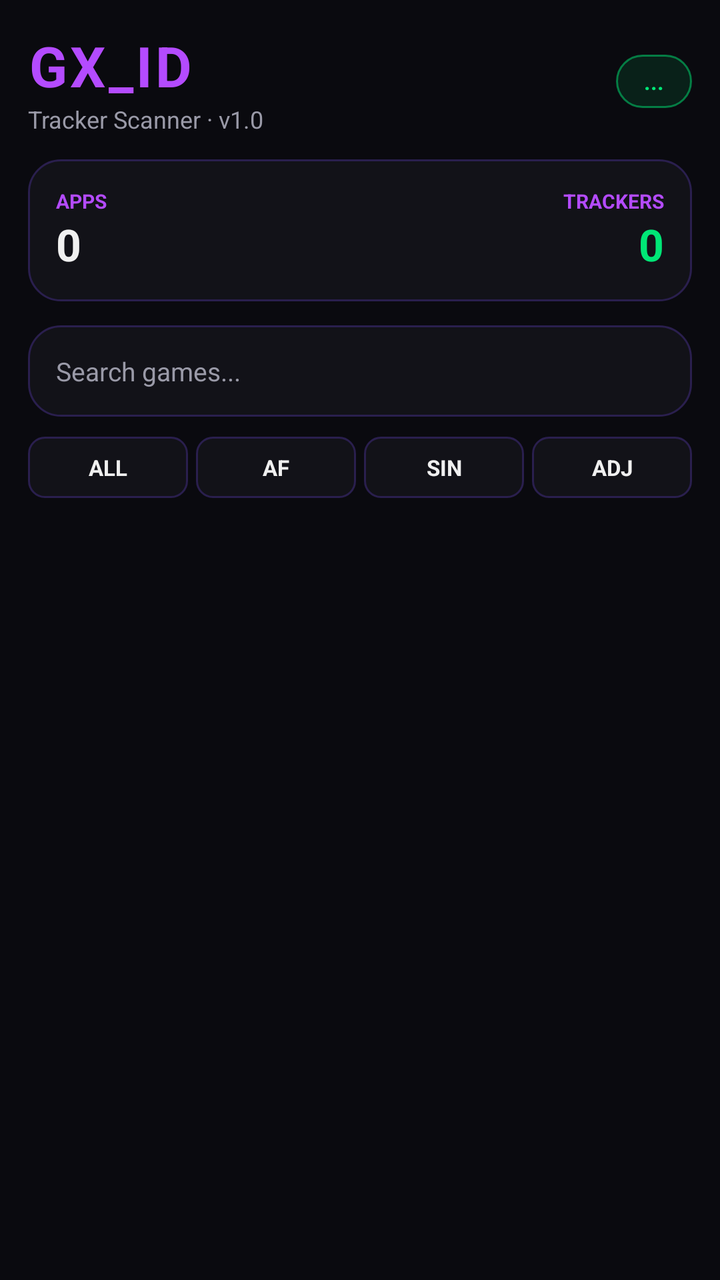
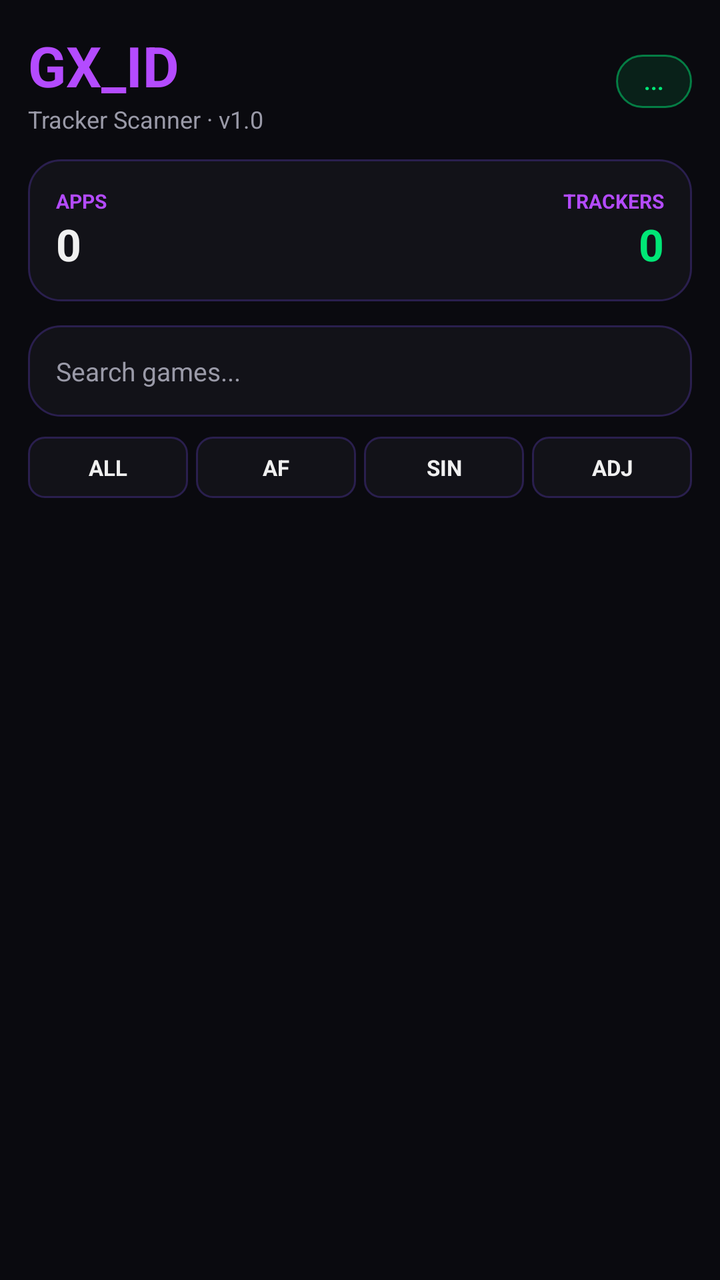

The first picture is an Android layout as it rendered before a commit; the second is the same layout after the commit. The layout source and the unified diff follow.
<!-- AndroidManifest.xml: application theme Theme.GXID -->
<!-- res/layout/activity_main.xml -->
<?xml version="1.0" encoding="utf-8"?>
<LinearLayout xmlns:android="http://schemas.android.com/apk/res/android"
    android:layout_width="match_parent"
    android:layout_height="match_parent"
    android:orientation="vertical"
    android:background="@color/bg_dark"
    android:padding="14dp">

    <LinearLayout
        android:layout_width="match_parent"
        android:layout_height="wrap_content"
        android:orientation="horizontal"
        android:gravity="center_vertical">

        <LinearLayout
            android:layout_width="0dp"
            android:layout_height="wrap_content"
            android:layout_weight="1"
            android:orientation="vertical">

            <TextView
                android:layout_width="wrap_content"
                android:layout_height="wrap_content"
                android:text="GX_ID"
                android:textColor="@color/neon_purple"
                android:textSize="28sp"
                android:textStyle="bold"
                android:letterSpacing="0.05" />

            <TextView
                android:layout_width="wrap_content"
                android:layout_height="wrap_content"
                android:text="Tracker Scanner · v1.0"
                android:textColor="@color/text_gray"
                android:textSize="12sp" />
        </LinearLayout>

        <TextView
            android:id="@+id/tvStatus"
            android:layout_width="wrap_content"
            android:layout_height="wrap_content"
            android:text="..."
            android:textColor="@color/accent_green"
            android:textSize="11sp"
            android:textStyle="bold"
            android:paddingHorizontal="14dp"
            android:paddingVertical="6dp"
            android:background="@drawable/badge_bg" />
    </LinearLayout>

    <LinearLayout
        android:layout_width="match_parent"
        android:layout_height="wrap_content"
        android:layout_marginTop="12dp"
        android:orientation="horizontal"
        android:background="@drawable/card_bg"
        android:padding="14dp">

        <LinearLayout
            android:layout_width="0dp"
            android:layout_height="wrap_content"
            android:layout_weight="1"
            android:orientation="vertical">

            <TextView
                android:layout_width="wrap_content"
                android:layout_height="wrap_content"
                android:text="APPS"
                android:textColor="@color/neon_purple"
                android:textSize="10sp"
                android:textStyle="bold" />

            <TextView
                android:id="@+id/tvAppsCount"
                android:layout_width="wrap_content"
                android:layout_height="wrap_content"
                android:text="0"
                android:textColor="@color/text_white"
                android:textSize="22sp"
                android:textStyle="bold" />
        </LinearLayout>

        <LinearLayout
            android:layout_width="wrap_content"
            android:layout_height="wrap_content"
            android:orientation="vertical"
            android:gravity="end">

            <TextView
                android:layout_width="wrap_content"
                android:layout_height="wrap_content"
                android:text="TRACKERS"
                android:textColor="@color/neon_purple"
                android:textSize="10sp"
                android:textStyle="bold" />

            <TextView
                android:id="@+id/tvTrackersCount"
                android:layout_width="wrap_content"
                android:layout_height="wrap_content"
                android:text="0"
                android:textColor="@color/accent_green"
                android:textSize="22sp"
                android:textStyle="bold" />
        </LinearLayout>
    </LinearLayout>

    <EditText
        android:id="@+id/etSearch"
        android:layout_width="match_parent"
        android:layout_height="wrap_content"
        android:layout_marginTop="12dp"
        android:hint="Search games..."
        android:textColorHint="@color/text_gray"
        android:textColor="@color/text_white"
        android:background="@drawable/card_bg"
        android:padding="14dp"
        android:textSize="13sp"
        android:inputType="text"
        android:maxLines="1" />

    <LinearLayout
        android:layout_width="match_parent"
        android:layout_height="wrap_content"
        android:layout_marginTop="10dp"
        android:orientation="horizontal">

        <TextView
            android:id="@+id/btnFilterAll"
            android:layout_width="0dp"
            android:layout_height="wrap_content"
            android:layout_weight="1"
            android:text="ALL"
            android:textColor="@color/text_white"
            android:textSize="11sp"
            android:textStyle="bold"
            android:gravity="center"
            android:padding="8dp"
            android:layout_marginEnd="4dp"
            android:background="@drawable/filter_bg" />

        <TextView
            android:id="@+id/btnFilterAf"
            android:layout_width="0dp"
            android:layout_height="wrap_content"
            android:layout_weight="1"
            android:text="AF"
            android:textColor="@color/text_white"
            android:textSize="11sp"
            android:textStyle="bold"
            android:gravity="center"
            android:padding="8dp"
            android:layout_marginEnd="4dp"
            android:background="@drawable/filter_bg" />

        <TextView
            android:id="@+id/btnFilterSin"
            android:layout_width="0dp"
            android:layout_height="wrap_content"
            android:layout_weight="1"
            android:text="SIN"
            android:textColor="@color/text_white"
            android:textSize="11sp"
            android:textStyle="bold"
            android:gravity="center"
            android:padding="8dp"
            android:layout_marginEnd="4dp"
            android:background="@drawable/filter_bg" />

        <TextView
            android:id="@+id/btnFilterAdj"
            android:layout_width="0dp"
            android:layout_height="wrap_content"
            android:layout_weight="1"
            android:text="ADJ"
            android:textColor="@color/text_white"
            android:textSize="11sp"
            android:textStyle="bold"
            android:gravity="center"
            android:padding="8dp"
            android:background="@drawable/filter_bg" />
    </LinearLayout>

    <androidx.recyclerview.widget.RecyclerView
        android:id="@+id/recyclerApps"
        android:layout_width="match_parent"
        android:layout_height="0dp"
        android:layout_weight="1"
        android:layout_marginTop="10dp" />
</LinearLayout>
<!-- resources referenced by this layout -->
<resources>
  <color name="accent_green">#00E676</color>
  <color name="bg_dark">#0A0A0F</color>
  <color name="neon_purple">#B44BFF</color>
  <color name="text_gray">#9A9AA8</color>
  <color name="text_white">#F0F0F0</color>
  <!-- drawable badge_bg (drawable) -->
  <?xml version="1.0" encoding="utf-8"?>
  <shape xmlns:android="http://schemas.android.com/apk/res/android">
      <solid android:color="#1A00E676" />
      <stroke android:width="1dp" android:color="#8000E676" />
      <corners android:radius="20dp" />
  </shape>
  <!-- drawable card_bg (drawable) -->
  <?xml version="1.0" encoding="utf-8"?>
  <shape xmlns:android="http://schemas.android.com/apk/res/android">
      <solid android:color="@color/surface_dark" />
      <stroke android:width="1dp" android:color="@color/border_purple" />
      <corners android:radius="16dp" />
  </shape>
  <!-- drawable filter_bg (drawable) -->
  <?xml version="1.0" encoding="utf-8"?>
  <shape xmlns:android="http://schemas.android.com/apk/res/android">
      <solid android:color="@color/surface_dark" />
      <stroke android:width="1dp" android:color="@color/border_purple" />
      <corners android:radius="8dp" />
  </shape>
  <style name="Theme.GXID" parent="Theme.MaterialComponents.DayNight.NoActionBar">
          <item name="android:statusBarColor">@color/bg_dark</item>
          <item name="android:navigationBarColor">@color/bg_dark</item>
          <item name="android:windowBackground">@color/bg_dark</item>
          <item name="colorPrimary">@color/neon_purple</item>
          <item name="colorPrimaryVariant">@color/neon_purple2</item>
          <item name="colorOnPrimary">@color/text_white</item>
          <item name="android:textColorPrimary">@color/text_white</item>
      </style>
  <color name="surface_dark">#121218</color>
  <color name="border_purple">#2A1F4E</color>
  <color name="neon_purple2">#8A2BE2</color>
</resources>

<!-- the commit's change to res/layout/activity_main.xml (unified diff, before → after) -->
@@ -24,8 +24,7 @@
                 android:text="GX_ID"
                 android:textColor="@color/neon_purple"
                 android:textSize="28sp"
-                android:textStyle="bold"
-                android:letterSpacing="0.05" />
+                android:textStyle="bold" />
 
             <TextView
                 android:layout_width="wrap_content"
@@ -43,8 +42,10 @@
             android:textColor="@color/accent_green"
             android:textSize="11sp"
             android:textStyle="bold"
-            android:paddingHorizontal="14dp"
-            android:paddingVertical="6dp"
+            android:paddingLeft="14dp"
+            android:paddingRight="14dp"
+            android:paddingTop="6dp"
+            android:paddingBottom="6dp"
             android:background="@drawable/badge_bg" />
     </LinearLayout>
 
@@ -84,7 +85,7 @@
             android:layout_width="wrap_content"
             android:layout_height="wrap_content"
             android:orientation="vertical"
-            android:gravity="end">
+            android:gravity="right">
 
             <TextView
                 android:layout_width="wrap_content"
@@ -136,7 +137,7 @@
             android:textStyle="bold"
             android:gravity="center"
             android:padding="8dp"
-            android:layout_marginEnd="4dp"
+            android:layout_marginRight="4dp"
             android:background="@drawable/filter_bg" />
 
         <TextView
@@ -150,7 +151,7 @@
             android:textStyle="bold"
             android:gravity="center"
             android:padding="8dp"
-            android:layout_marginEnd="4dp"
+            android:layout_marginRight="4dp"
             android:background="@drawable/filter_bg" />
 
         <TextView
@@ -164,7 +165,7 @@
             android:textStyle="bold"
             android:gravity="center"
             android:padding="8dp"
-            android:layout_marginEnd="4dp"
+            android:layout_marginRight="4dp"
             android:background="@drawable/filter_bg" />
 
         <TextView
